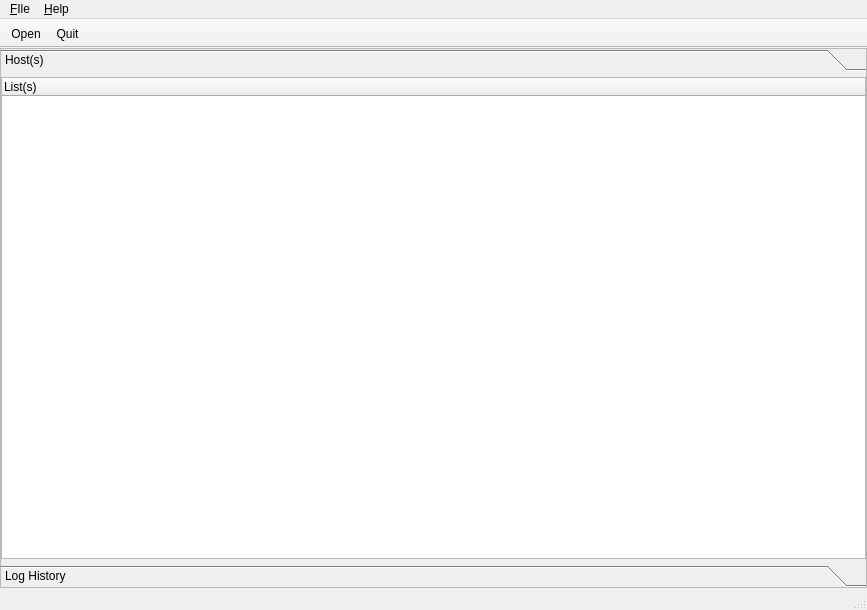
Qt form nmapsi4-logr/src/mainwin.ui (nmapsi4/nmapsi4) before a commit.
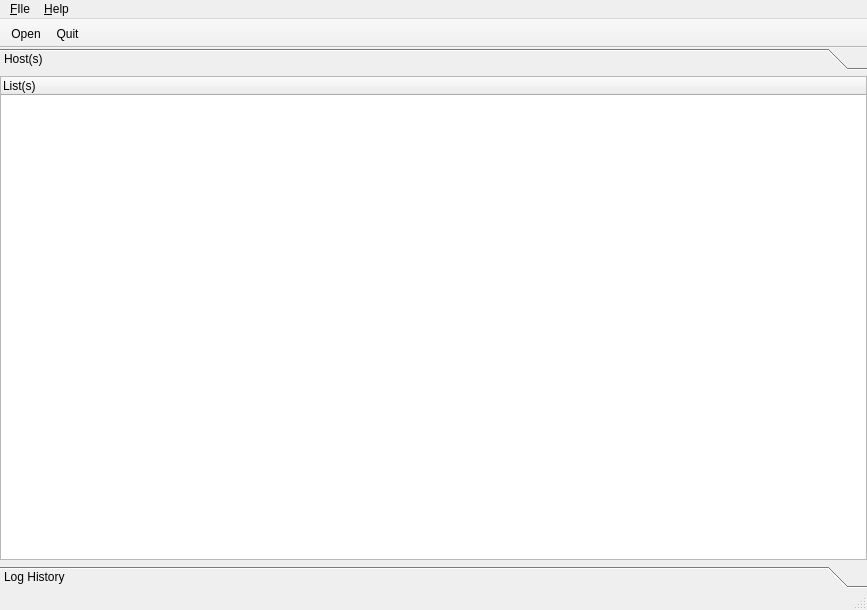
The same form after that commit. Icons and pictures are not drawn.

The edit to the form file:
```diff
--- a/nmapsi4-logr/src/mainwin.ui
+++ b/nmapsi4-logr/src/mainwin.ui
@@ -31,7 +31,7 @@
     <item row="0" column="0">
      <widget class="QToolBox" name="toolBoxMain">
       <property name="frameShape">
-       <enum>QFrame::StyledPanel</enum>
+       <enum>QFrame::NoFrame</enum>
       </property>
       <property name="frameShadow">
        <enum>QFrame::Plain</enum>
@@ -47,8 +47,8 @@
         <rect>
          <x>0</x>
          <y>0</y>
-         <width>857</width>
-         <height>454</height>
+         <width>863</width>
+         <height>460</height>
         </rect>
        </property>
        <attribute name="icon">
```
Left out of the diff: 2 changed lines with no effect on the pictures.
